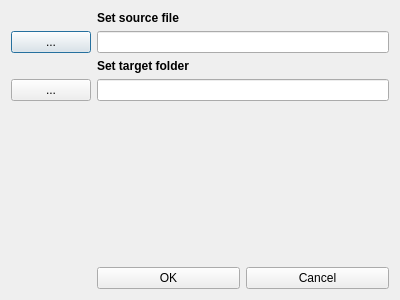
The window that sourceandtargetdialog.ui (szazdenes/Maskingfor1000Viking) describes before a commit, drawn with Qt 5.
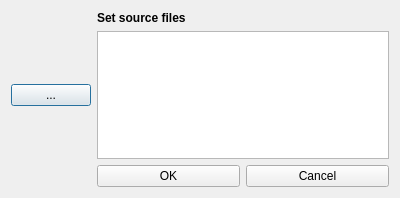
The same window after the commit.

```diff
--- a/sourceandtargetdialog.ui
+++ b/sourceandtargetdialog.ui
@@ -7,16 +7,13 @@
     <x>0</x>
     <y>0</y>
     <width>400</width>
-    <height>300</height>
+    <height>198</height>
    </rect>
   </property>
   <property name="windowTitle">
    <string>Dialog</string>
   </property>
-  <layout class="QGridLayout" name="gridLayout_2" rowstretch="0,9,0,9,9,1" columnstretch="1,9">
-   <item row="3" column="1">
-    <widget class="QLineEdit" name="targetLineEdit"/>
-   </item>
+  <layout class="QGridLayout" name="gridLayout_2" rowstretch="0,0,0,0" columnstretch="1,9">
    <item row="1" column="0">
     <widget class="QPushButton" name="sourcePushButton">
      <property name="text">
@@ -33,34 +30,29 @@
       </font>
      </property>
      <property name="text">
-      <string>Set source file</string>
+      <string>Set source files</string>
      </property>
     </widget>
    </item>
-   <item row="1" column="1">
-    <widget class="QLineEdit" name="sourceLineEdit"/>
-   </item>
-   <item row="3" column="0">
-    <widget class="QPushButton" name="targetPushButton">
-     <property name="text">
-      <string>...</string>
-     </property>
-    </widget>
+   <item row="3" column="1">
+    <layout class="QHBoxLayout" name="horizontalLayout">
+     <item>
+      <widget class="QPushButton" name="pushButton">
+       <property name="text">
+        <string>OK</string>
+       </property>
+      </widget>
+     </item>
+     <item>
+      <widget class="QPushButton" name="pushButton_2">
+       <property name="text">
+        <string>Cancel</string>
+       </property>
+      </widget>
+     </item>
+    </layout>
    </item>
    <item row="2" column="1">
-    <widget class="QLabel" name="label_2">
-     <property name="font">
-      <font>
-       <weight>75</weight>
-       <bold>true</bold>
-      </font>
-     </property>
-     <property name="text">
-      <string>Set target folder</string>
-     </property>
-    </widget>
-   </item>
-   <item row="4" column="1">
     <spacer name="verticalSpacer">
      <property name="orientation">
       <enum>Qt::Vertical</enum>
@@ -73,23 +65,8 @@
      </property>
     </spacer>
    </item>
-   <item row="5" column="1">
-    <layout class="QHBoxLayout" name="horizontalLayout">
-     <item>
-      <widget class="QPushButton" name="pushButton">
-       <property name="text">
-        <string>OK</string>
-       </property>
-      </widget>
-     </item>
-     <item>
-      <widget class="QPushButton" name="pushButton_2">
-       <property name="text">
-        <string>Cancel</string>
-       </property>
-      </widget>
-     </item>
-    </layout>
+   <item row="1" column="1">
+    <widget class="QListWidget" name="sourceListWidget"/>
    </item>
   </layout>
  </widget>
```
